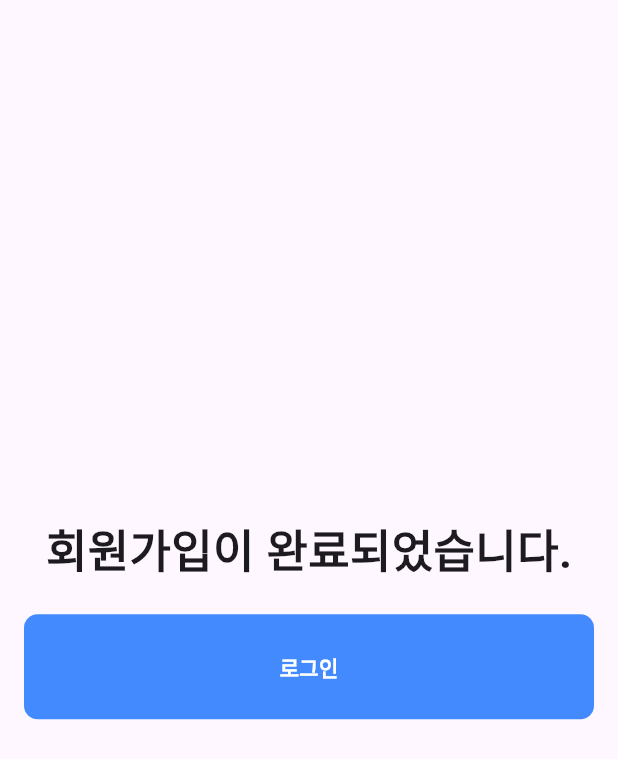
After one commit to janeny117/chat_app, a Flutter app: the RegisterFinished screen opened directly, on a phone screen of 412 x 824 dp. The commit adds this screen. Shown: the top 759 px of the screen. Run offline on Flutter 3.47's test engine with Material 3 defaults, Android fonts, the light colour scheme and no system bars; our stand-ins replace cloud_firestore, firebase_auth, firebase_core; accounts and stored records are empty.

Commit message:
회원가입 완료 페이지 작성

```diff
--- /dev/null
+++ b/lib/pages/register_finished_page.dart
@@ -0,0 +1,49 @@
+import 'package:chat_app_tutorial/components/my_button.dart';
+import 'package:flutter/cupertino.dart';
+import 'package:flutter/material.dart';
+
+import '../services/auth/login_or_register.dart';
+
+class RegisterFinished extends StatefulWidget {
+  const RegisterFinished({super.key});
+
+  @override
+  State<RegisterFinished> createState() => _RegisterFinishedState();
+}
+
+class _RegisterFinishedState extends State<RegisterFinished> {
+  void goToLoginPage(){
+    Navigator.push(
+        context,
+        MaterialPageRoute(builder: (context) => LoginOrRegister())
+    );
+  }
+
+  @override
+  Widget build(BuildContext context) {
+    return Scaffold(
+        body: Center(
+          child: Padding(
+            padding: const EdgeInsets.all(16.0),
+            child: Column(
+              mainAxisAlignment: MainAxisAlignment.center,
+              crossAxisAlignment: CrossAxisAlignment.center,
+              children: [
+                Text("회원가입이 완료되었습니다.",
+                  style: TextStyle(
+                  fontSize: 30,
+                    fontWeight: FontWeight.bold,
+                  )
+                  ,),
+                const SizedBox(
+                  height: 20,
+                ),
+                MyButton(onTap: goToLoginPage, text: "로그인")
+              ],
+            ),
+          ),
+        )
+
+    );
+  }
+}
--- a/lib/pages/register_page_step2.dart
+++ b/lib/pages/register_page_step2.dart
@@ -1,4 +1,5 @@
 import 'package:chat_app_tutorial/pages/login_page.dart';
+import 'package:chat_app_tutorial/pages/register_finished_page.dart';
 import 'package:chat_app_tutorial/pages/register_page_step2.dart';
 import 'package:chat_app_tutorial/services/auth/login_or_register.dart';
 import 'package:flutter/cupertino.dart';
@@ -44,6 +45,11 @@ class _RegisterStep2State extends State<RegisterStep2> {
     try {
       await authService.signUpWithEmailPassword(
           emailController.text, passwordController.text, nameController.text);
+      // 회원가입이 다 완료되면 완료페이지로 넘어가기.
+      Navigator.push(
+          context,
+          MaterialPageRoute(builder: (context) => RegisterFinished())
+      );
     } catch (e) {
       ScaffoldMessenger.of(context)
           .showSnackBar(SnackBar(content: Text(e.toString())));
```
